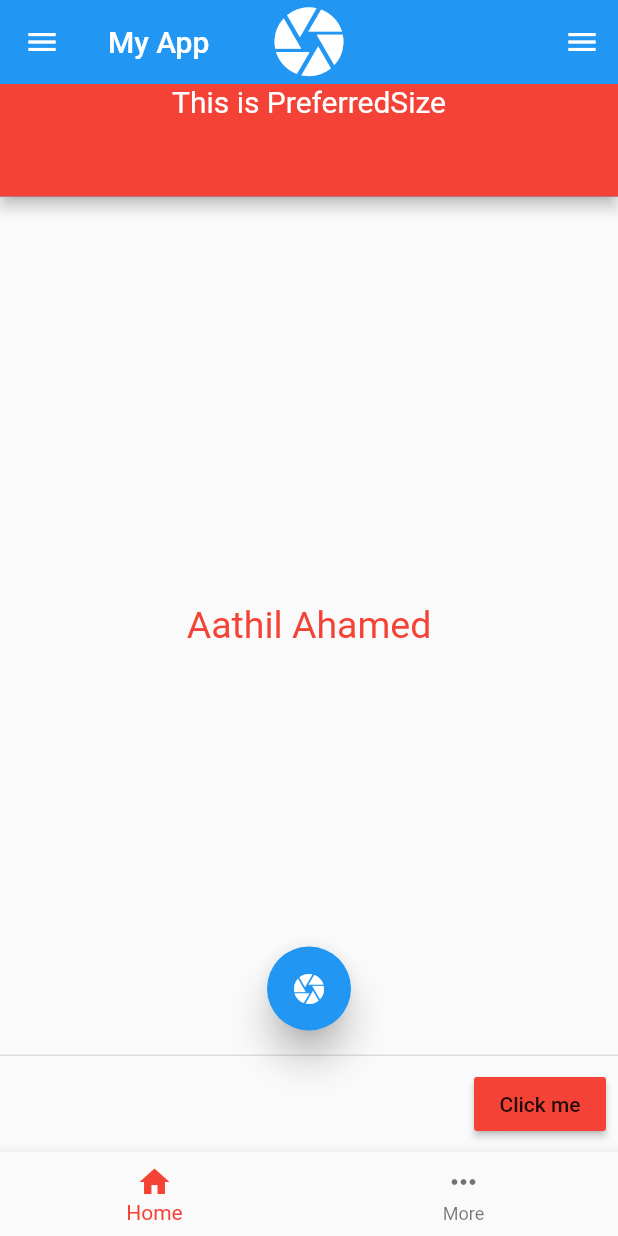
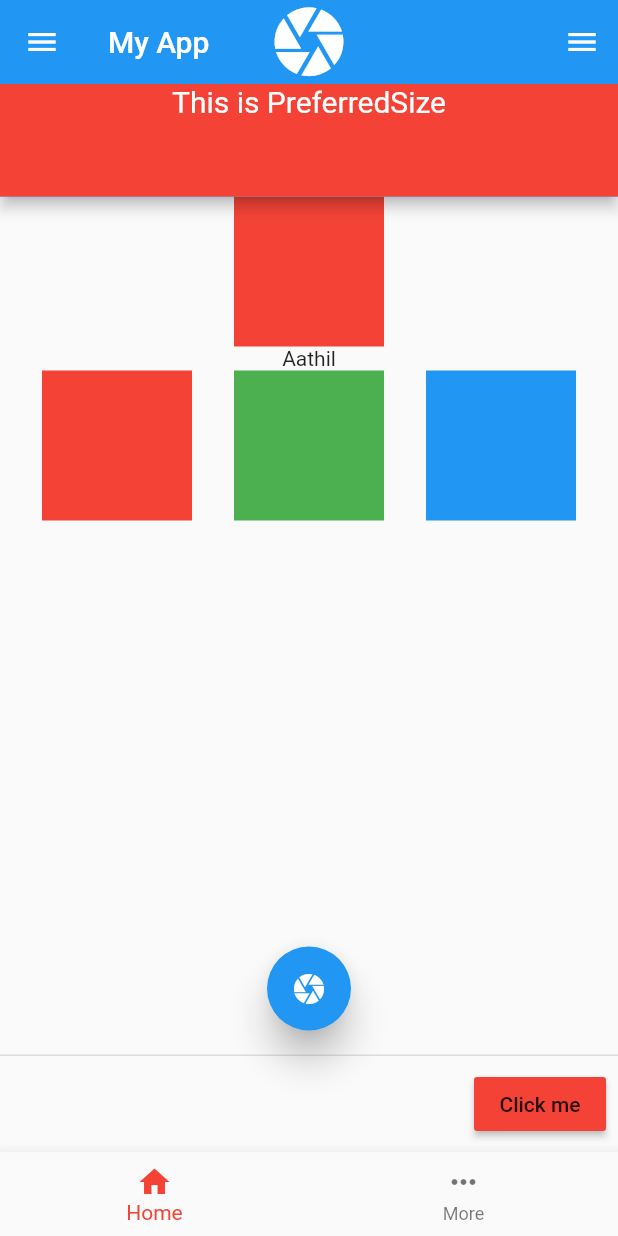
Before and after one commit to aathil-Mr-ITGuy/Teach-Flutter, a Flutter app: the screen it shows after launch, on a phone screen of 412 x 824 dp. Run offline on Flutter 3.47's test engine with Material 2 defaults, Android fonts, the phone set to English and light mode, and no system bars.

Commit message:
Futter Column and Rows

```diff
--- a/lib/main.dart
+++ b/lib/main.dart
@@ -40,11 +40,39 @@ class _MyAppState extends State<MyApp> {
               )),
         ),
       ),
-      body: Center(
-          child: Text(
-        'Aathil Ahamed',
-        style: TextStyle(color: Colors.red, fontSize: 25),
-      )),
+      body: Container(
+        child: Column(
+          crossAxisAlignment: CrossAxisAlignment.center,
+          children: [
+            Container(
+              height: 100,
+              width: 100,
+              color: Colors.red,
+            ),
+            Text("Aathil"),
+            Row(
+              mainAxisAlignment: MainAxisAlignment.spaceEvenly,
+              children: [
+                Container(
+                  height: 100,
+                  width: 100,
+                  color: Colors.red,
+                ),
+                Container(
+                  height: 100,
+                  width: 100,
+                  color: Colors.green,
+                ),
+                Container(
+                  height: 100,
+                  width: 100,
+                  color: Colors.blue,
+                )
+              ],
+            )
+          ],
+        ),
+      ),
       floatingActionButton: FloatingActionButton(
         elevation: 10.0,
         child: Icon(Icons.camera),
```
